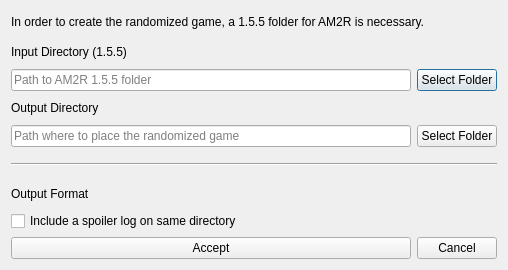
randovania/randovania, file randovania/gui/ui_files/am2r_game_export_dialog.ui: the form before one commit.
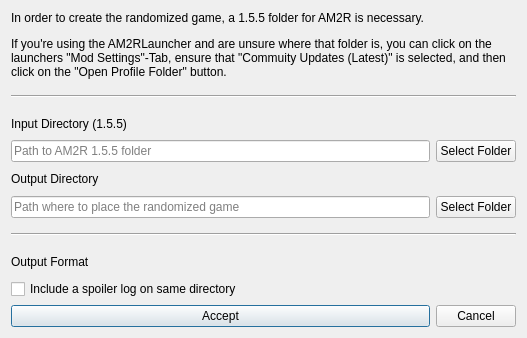
The form after the commit.

Commit message: AM2R: Clarify where to find 1.5.5

```diff
--- a/randovania/gui/ui_files/am2r_game_export_dialog.ui
+++ b/randovania/gui/ui_files/am2r_game_export_dialog.ui
@@ -6,104 +6,117 @@
    <rect>
     <x>0</x>
     <y>0</y>
-    <width>508</width>
-    <height>270</height>
+    <width>527</width>
+    <height>338</height>
    </rect>
   </property>
   <property name="windowTitle">
    <string>Game Patching</string>
   </property>
   <layout class="QGridLayout" name="gridLayout">
-   <item row="2" column="0">
+   <item row="13" column="0">
+    <widget class="QPushButton" name="accept_button">
+     <property name="text">
+      <string>Accept</string>
+     </property>
+    </widget>
+   </item>
+   <item row="6" column="1">
+    <widget class="QPushButton" name="output_file_button">
+     <property name="text">
+      <string>Select Folder</string>
+     </property>
+    </widget>
+   </item>
+   <item row="3" column="0">
     <widget class="QLineEdit" name="input_file_edit">
      <property name="placeholderText">
       <string>Path to AM2R 1.5.5 folder</string>
      </property>
     </widget>
    </item>
-   <item row="5" column="0" colspan="2">
-    <widget class="Line" name="line">
-     <property name="sizePolicy">
-      <sizepolicy hsizetype="Minimum" vsizetype="Minimum">
-       <horstretch>0</horstretch>
-       <verstretch>0</verstretch>
-      </sizepolicy>
-     </property>
-     <property name="orientation">
-      <enum>Qt::Horizontal</enum>
-     </property>
-    </widget>
-   </item>
-   <item row="2" column="1">
-    <widget class="QPushButton" name="input_file_button">
+   <item row="2" column="0">
+    <widget class="QLabel" name="input_file_label">
      <property name="text">
-      <string>Select Folder</string>
-     </property>
-    </widget>
-   </item>
-   <item row="11" column="1">
-    <widget class="QPushButton" name="cancel_button">
-     <property name="text">
-      <string>Cancel</string>
+      <string>Input Directory (1.5.5)</string>
      </property>
     </widget>
    </item>
    <item row="0" column="0" colspan="2">
     <widget class="QLabel" name="description_label">
      <property name="text">
-      <string>&lt;html&gt;&lt;head/&gt;&lt;body&gt;&lt;p&gt;In order to create the randomized game, a 1.5.5 folder for AM2R is necessary.&lt;/p&gt;&lt;/body&gt;&lt;/html&gt;</string>
+      <string>&lt;html&gt;&lt;head/&gt;&lt;body&gt;&lt;p&gt;In order to create the randomized game, a 1.5.5 folder for AM2R is necessary.&lt;/p&gt;&lt;p&gt;If you're using the AM2RLauncher and are unsure where that folder is, you can click on the launchers &quot;Mod Settings&quot;-Tab, ensure that &quot;Commuity Updates (Latest)&quot; is selected, and then click on the &quot;Open Profile Folder&quot; button.&lt;/p&gt;&lt;/body&gt;&lt;/html&gt;</string>
      </property>
      <property name="wordWrap">
       <bool>true</bool>
      </property>
     </widget>
    </item>
-   <item row="4" column="0">
+   <item row="13" column="1">
+    <widget class="QPushButton" name="cancel_button">
+     <property name="text">
+      <string>Cancel</string>
+     </property>
+    </widget>
+   </item>
+   <item row="9" column="0">
+    <widget class="QCheckBox" name="auto_save_spoiler_check">
+     <property name="text">
+      <string>Include a spoiler log on same directory</string>
+     </property>
+    </widget>
+   </item>
+   <item row="7" column="0" colspan="2">
+    <widget class="Line" name="line">
+     <property name="sizePolicy">
+      <sizepolicy hsizetype="Minimum" vsizetype="Minimum">
+       <horstretch>0</horstretch>
+       <verstretch>0</verstretch>
+      </sizepolicy>
+     </property>
+     <property name="orientation">
+      <enum>Qt::Horizontal</enum>
+     </property>
+    </widget>
+   </item>
+   <item row="3" column="1">
+    <widget class="QPushButton" name="input_file_button">
+     <property name="text">
+      <string>Select Folder</string>
+     </property>
+    </widget>
+   </item>
+   <item row="6" column="0">
     <widget class="QLineEdit" name="output_file_edit">
      <property name="placeholderText">
       <string>Path where to place the randomized game</string>
      </property>
     </widget>
    </item>
-   <item row="3" column="0">
-    <widget class="QLabel" name="output_file_label">
-     <property name="text">
-      <string>Output Directory</string>
-     </property>
-    </widget>
-   </item>
-   <item row="4" column="1">
-    <widget class="QPushButton" name="output_file_button">
-     <property name="text">
-      <string>Select Folder</string>
-     </property>
-    </widget>
-   </item>
-   <item row="6" column="0">
+   <item row="8" column="0">
     <widget class="QLabel" name="output_format_label">
      <property name="text">
       <string>Output Format</string>
      </property>
     </widget>
    </item>
-   <item row="1" column="0">
-    <widget class="QLabel" name="input_file_label">
+   <item row="4" column="0">
+    <widget class="QLabel" name="output_file_label">
      <property name="text">
-      <string>Input Directory (1.5.5)</string>
+      <string>Output Directory</string>
      </property>
     </widget>
    </item>
-   <item row="7" column="0">
-    <widget class="QCheckBox" name="auto_save_spoiler_check">
-     <property name="text">
-      <string>Include a spoiler log on same directory</string>
+   <item row="1" column="0" colspan="2">
+    <widget class="Line" name="line_2">
+     <property name="sizePolicy">
+      <sizepolicy hsizetype="Minimum" vsizetype="Minimum">
+       <horstretch>0</horstretch>
+       <verstretch>0</verstretch>
+      </sizepolicy>
      </property>
-    </widget>
-   </item>
-   <item row="11" column="0">
-    <widget class="QPushButton" name="accept_button">
-     <property name="text">
-      <string>Accept</string>
+     <property name="orientation">
+      <enum>Qt::Horizontal</enum>
      </property>
     </widget>
    </item>
```
